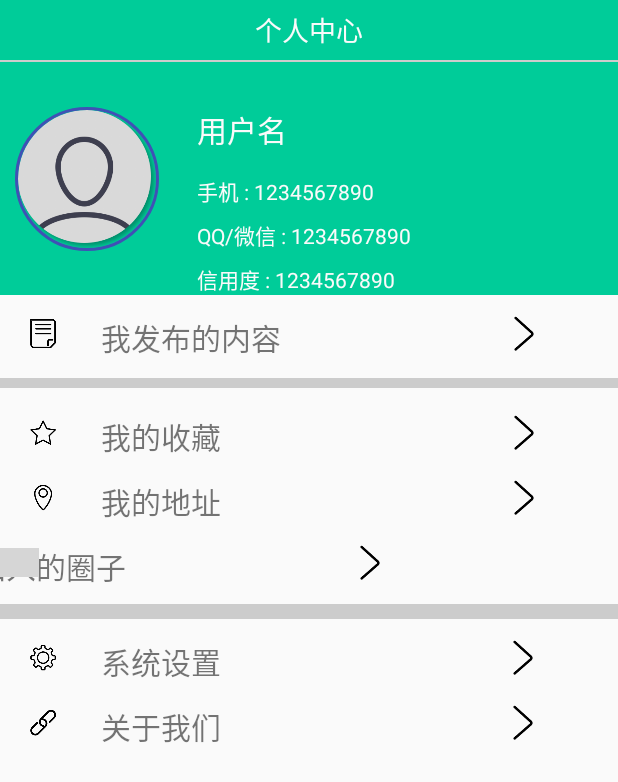
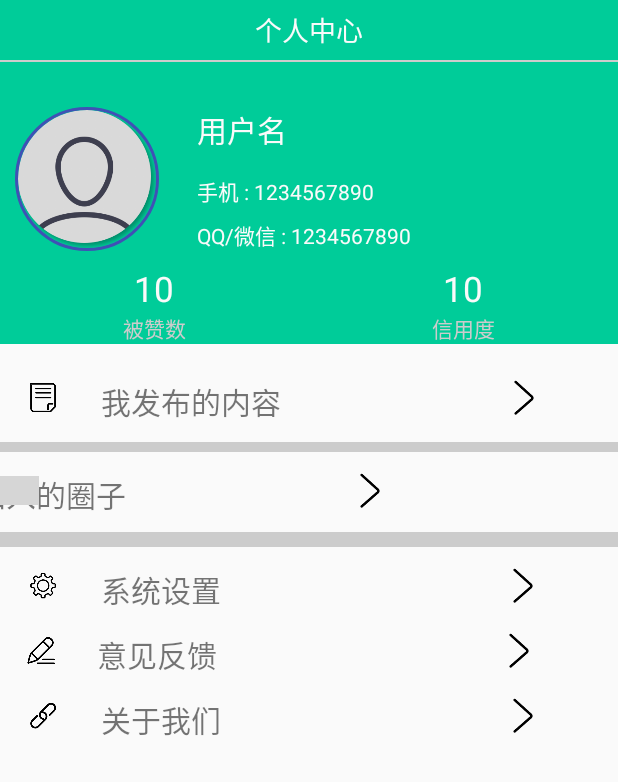
Before and after one commit to CleverLove8/Sharing, an Android app: the fragment AboutMe shown on its own in the app's theme, on a phone screen of 412 x 824 dp. Shown: the top 782 px of the screen. Run offline under Robolectric (Android 15) with nearby library versions, the light colour scheme and no system bars; our stand-ins replace ButterKnife, CircleImageView; libraries missing offline, so code that uses them is left out: cn.bmob.v3; pictures from the network do not load; 1 statement that could not run was skipped; grey boxes are pictures that could not be loaded.

Commit message:
个人信息

```diff
--- a/app/src/main/java/com/example/liwensheng/sharing/ui/frame/AboutMe.java
+++ b/app/src/main/java/com/example/liwensheng/sharing/ui/frame/AboutMe.java
@@ -10,6 +10,8 @@ import android.net.Uri;
 import android.os.Build;
 import android.os.Bundle;
 import android.os.Environment;
+import android.os.Handler;
+import android.os.Message;
 import android.provider.MediaStore;
 import android.support.annotation.Nullable;
 import android.support.v4.app.ActivityCompat;
@@ -31,6 +33,7 @@ import android.widget.Toast;
 import com.bumptech.glide.Glide;
 import com.example.liwensheng.sharing.R;
 import com.example.liwensheng.sharing.base.BaseFragment;
+import com.example.liwensheng.sharing.entity.GoodEntity;
 import com.example.liwensheng.sharing.entity.UserEntity;
 import com.example.liwensheng.sharing.ui.activity.HistoryActivity;
 import com.example.liwensheng.sharing.utils.ConstantUtils;
@@ -41,13 +44,16 @@ import java.io.File;
 import java.io.FileNotFoundException;
 import java.io.FileOutputStream;
 import java.io.IOException;
+import java.util.List;
 
 import butterknife.BindView;
 import butterknife.ButterKnife;
 import butterknife.OnClick;
+import cn.bmob.v3.BmobQuery;
 import cn.bmob.v3.BmobUser;
 import cn.bmob.v3.datatype.BmobFile;
 import cn.bmob.v3.exception.BmobException;
+import cn.bmob.v3.listener.FindListener;
 import cn.bmob.v3.listener.UpdateListener;
 import cn.bmob.v3.listener.UploadFileListener;
 import de.hdodenhof.circleimageview.CircleImageView;
@@ -68,16 +74,17 @@ public class AboutMe extends BaseFragment {
     TextView User_qq;
     @BindView(R.id.user_credit)
     TextView User_credit;
+    @BindView(R.id.good_number)
+    TextView User_good;
+
     @BindView(R.id.user_history)
     LinearLayout User_history;
-    @BindView(R.id.user_collect)
-    LinearLayout User_collect;
-    @BindView(R.id.user_location)
-    LinearLayout User_location;
     @BindView(R.id.user_circle)
     LinearLayout User_circle;
     @BindView(R.id.user_setting)
     LinearLayout User_setting;
+    @BindView(R.id.user_yijian)
+    LinearLayout User_yijian;
     @BindView(R.id.user_aboutUs)
     LinearLayout User_abouUs;
 
@@ -89,6 +96,8 @@ public class AboutMe extends BaseFragment {
     public static final int RESULT_REQUEST_CODE = 102;
     private static final int REQUEST_BLUETOOTH_PERMISSION = 10;
     private File tempFile = null;
+
+    private int goodNum;
 
     @Nullable
     @Override
@@ -112,6 +121,7 @@ public class AboutMe extends BaseFragment {
      * 初始化View
      * */
     public void initView() {
+        goodNum = 0;
         if (BmobUser.getCurrentUser()!= null) {
             UserEntity userEntity = BmobUser.getCurrentUser(UserEntity.class);
             if (userEntity.getUser_icon()!=null) {
@@ -122,7 +132,48 @@ public class AboutMe extends BaseFragment {
             User_qq.setText(userEntity.getUser_qq());
             User_credit.setText(userEntity.getUser_credit()+"");
             User_phoneNum.setText(userEntity.getUser_phoneNum());
+            getNumGood();
         }
+    }
+
+    private Handler handler = new Handler() {
+        @Override
+        public void handleMessage(Message msg) {
+            super.handleMessage(msg);
+            switch (msg.what) {
+                case 1:
+                    int num = (int)msg.obj;
+                    User_good.setText(num+"");
+                    break;
+            }
+        }
+    };
+
+    private void getNumGood() {
+        new Thread(new Runnable() {
+            @Override
+            public void run() {
+                BmobQuery<GoodEntity> query = new BmobQuery<>();
+                query.include("thingEntity");
+                final String name = BmobUser.getCurrentUser(UserEntity.class).getUser_name();
+                query.findObjects(new FindListener<GoodEntity>() {
+                    @Override
+                    public void done(List<GoodEntity> list, BmobException e) {
+                        if (list != null)
+                            for (GoodEntity goodEntity:list) {
+                                if (goodEntity.getThingEntity().getAuthor().getUser_name()
+                                        .equals(name)){
+                                    goodNum++;
+                                }
+                            }
+                    }
+                });
+                Message message = new Message();
+                message.obj = goodNum;
+                message.what = 1;
+                handler.sendMessage(message);
+            }
+        }).start();
     }
 
     @Override
@@ -282,5 +333,6 @@ public class AboutMe extends BaseFragment {
                 startActivity(new Intent(getContext(), HistoryActivity.class));
             }
         });
+
     }
 }
--- a/app/src/main/res/layout/aboutme_layout.xml
+++ b/app/src/main/res/layout/aboutme_layout.xml
@@ -17,7 +17,7 @@
         <LinearLayout
             android:id="@+id/user_info"
             android:layout_width="match_parent"
-            android:layout_height="155dp"
+            android:layout_height="135dp"
             android:background="@color/bottom_btn_selected"
             android:orientation="horizontal"
             >
@@ -90,35 +90,97 @@
                         />
                 </LinearLayout>
 
+                <!--<LinearLayout-->
+                    <!--android:layout_width="match_parent"-->
+                    <!--android:layout_height="wrap_content"-->
+                    <!--android:orientation="horizontal"-->
+                    <!--android:layout_marginTop="8dp"-->
+                    <!--&gt;-->
+                    <!--<TextView-->
+                        <!--android:layout_width="wrap_content"-->
+                        <!--android:layout_height="wrap_content"-->
+                        <!--android:text="信用度 : "-->
+                        <!--android:textColor="@color/white"-->
+                        <!--/>-->
+                    <!--<TextView-->
+                        <!--android:id="@+id/user_credit"-->
+                        <!--android:layout_width="wrap_content"-->
+                        <!--android:layout_height="wrap_content"-->
+                        <!--android:text="1234567890"-->
+                        <!--android:textColor="@color/white"-->
+                        <!--/>-->
+                <!--</LinearLayout>-->
+
+            </LinearLayout>
+
+        </LinearLayout>
+
+
         <LinearLayout
             android:layout_width="match_parent"
             android:layout_height="wrap_content"
             android:orientation="horizontal"
-                    android:layout_marginTop="8dp"
+            android:gravity="center_horizontal|center_vertical"
+            android:background="@color/bottom_btn_selected"
             >
+            <LinearLayout
+                android:layout_width="0dp"
+                android:layout_height="wrap_content"
+                android:layout_weight="1"
+                android:orientation="vertical"
+                android:gravity="center"
+                >
+                <TextView
+                    android:id="@+id/good_number"
+                    android:layout_width="wrap_content"
+                    android:layout_height="wrap_content"
+                    android:text="10"
+                    android:textSize="23dp"
+                    android:textColor="@color/white"
+                    android:layout_gravity="center"
+                    />
                 <TextView
                     android:layout_width="wrap_content"
                     android:layout_height="wrap_content"
-                        android:text="信用度 : "
-                        android:textColor="@color/white"
+                    android:text="被赞数"
+                    android:textColor="@color/gray_bg"
+                    android:layout_gravity="center"
                     />
+            </LinearLayout>
+
+            <LinearLayout
+                android:layout_width="0dp"
+                android:layout_height="wrap_content"
+                android:layout_weight="1"
+                android:orientation="vertical"
+                android:gravity="center"
+                >
                 <TextView
                     android:id="@+id/user_credit"
                     android:layout_width="wrap_content"
                     android:layout_height="wrap_content"
-                        android:text="1234567890"
+                    android:text="10"
+                    android:textSize="23dp"
                     android:textColor="@color/white"
+                    android:layout_gravity="center"
+                    />
+                <TextView
+                    android:layout_width="wrap_content"
+                    android:layout_height="wrap_content"
+                    android:text="信用度"
+                    android:textColor="@color/gray_bg"
+                    android:layout_gravity="center"
                     />
             </LinearLayout>
 
         </LinearLayout>
 
-        </LinearLayout>
         <LinearLayout
             android:layout_width="match_parent"
             android:layout_height="wrap_content"
             android:orientation="vertical"
             android:background="@color/white"
+            android:layout_marginTop="10dp"
             >
             <LinearLayout
                 android:id="@+id/user_history"
@@ -197,71 +259,7 @@
             android:background="@color/gray_bg"
             android:layout_marginTop="12dp"
             />
-        <!--收藏-->
-        <LinearLayout
-            android:id="@+id/user_collect"
-            android:layout_width="wrap_content"
-            android:layout_height="35dp"
-            android:layout_marginTop="12dp"
-            android:orientation="horizontal"
-            >
-            <ImageView
-                android:layout_width="wrap_content"
-                android:layout_height="match_parent"
-                android:layout_marginTop="8dp"
-                android:layout_marginBottom="8dp"
-                android:layout_marginLeft="-35dp"
-                android:src="@mipmap/shoucang"
-                />
-            <TextView
-                android:layout_width="wrap_content"
-                android:layout_height="match_parent"
-                android:layout_marginTop="5dp"
-                android:layout_marginLeft="-25dp"
-                android:text="我的收藏"
-                android:textSize="20dp"
-                />
-            <ImageView
-                android:layout_width="wrap_content"
-                android:layout_height="match_parent"
-                android:src="@mipmap/more"
-                android:padding="-20dp"
-                android:layout_marginLeft="139dp"
-                />
-        </LinearLayout>
 
-        <!--地址-->
-        <LinearLayout
-            android:id="@+id/user_location"
-            android:layout_width="wrap_content"
-            android:layout_height="35dp"
-            android:layout_marginTop="8dp"
-            android:orientation="horizontal"
-            >
-            <ImageView
-                android:layout_width="wrap_content"
-                android:layout_height="match_parent"
-                android:layout_marginTop="8dp"
-                android:layout_marginBottom="8dp"
-                android:layout_marginLeft="-35dp"
-                android:src="@mipmap/location"
-                />
-            <TextView
-                android:layout_width="wrap_content"
-                android:layout_height="match_parent"
-                android:layout_marginTop="5dp"
-                android:layout_marginLeft="-25dp"
-                android:text="我的地址"
-                android:textSize="20dp"
-                />
-            <ImageView
-                android:layout_width="wrap_content"
-                android:layout_height="match_parent"
-                android:src="@mipmap/more"
-                android:padding="-20dp"
-                android:layout_marginLeft="139dp"
-                />
-        </LinearLayout>
 
         <!--加入的圈子-->
         <LinearLayout
@@ -336,6 +334,39 @@
                 />
         </LinearLayout>
 
+        <!--意见反馈-->
+        <LinearLayout
+            android:id="@+id/user_yijian"
+            android:layout_width="wrap_content"
+            android:layout_height="35dp"
+            android:layout_marginTop="8dp"
+            android:orientation="horizontal"
+            >
+            <ImageView
+                android:layout_width="wrap_content"
+                android:layout_height="match_parent"
+                android:layout_marginTop="8dp"
+                android:layout_marginBottom="8dp"
+                android:layout_marginLeft="-15dp"
+                android:src="@mipmap/comment"
+                />
+            <TextView
+                android:layout_width="wrap_content"
+                android:layout_height="match_parent"
+                android:layout_marginTop="5dp"
+                android:layout_marginLeft="-5dp"
+                android:text="意见反馈"
+                android:textSize="20dp"
+                />
+            <ImageView
+                android:layout_width="wrap_content"
+                android:layout_height="match_parent"
+                android:src="@mipmap/more"
+                android:padding="-20dp"
+                android:layout_marginLeft="138dp"
+                />
+        </LinearLayout>
+
         <!--关于我们-->
         <LinearLayout
             android:id="@+id/user_aboutUs"
```
Lines whose indentation alone changed are shown as unchanged.
